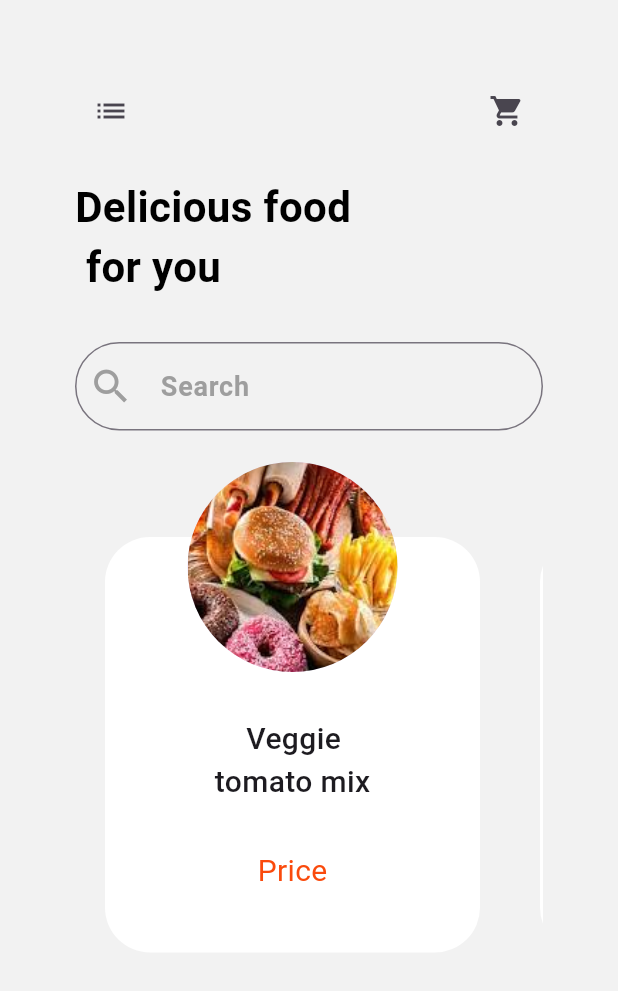
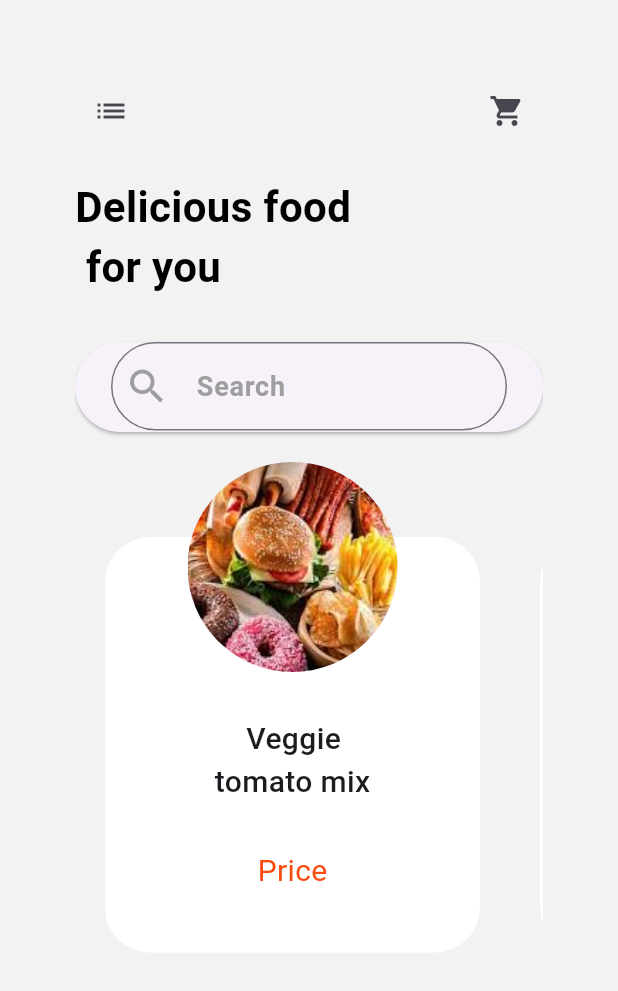
Before and after one commit to mahmoudabdalaty00/mobiles, a Flutter app: the MainScreen screen opened by its route, on a phone screen of 412 x 824 dp. Shown: the top 991 px of the screen. Run offline on Flutter 3.47's test engine with Material 3 defaults, Android fonts, the phone set to English and light mode, and no system bars; our stand-ins replace font_awesome_flutter, go_router.

```diff
--- a/lib/core/utils/app_route.dart
+++ b/lib/core/utils/app_route.dart
@@ -1,3 +1,4 @@
+import 'package:fruitsapp/features/Item_details_layer/Presenation/item_idatails_screen.dart';
 import 'package:fruitsapp/features/Login&SignUp/sign_up/signup.dart';
 import 'package:fruitsapp/features/Myprofile_layers/presentation/myprofile.dart';
 import 'package:fruitsapp/features/history_layers/presentation/historyscreen.dart';
@@ -5,17 +6,20 @@ import 'package:fruitsapp/features/Login&SignUp/layer2_login/log_in.dart';
 import 'package:fruitsapp/features/layer1-startedScreen/peresntation/views/statrt_page.dart';
 import 'package:fruitsapp/features/layer3_mainscreen/presentation/mainscreen3.dart';
 import 'package:fruitsapp/features/orders_layer/presentation/orders_screen.dart';
+import 'package:fruitsapp/features/search_screen/presentation/item_not_found/item_not_found.dart';
 import 'package:fruitsapp/features/search_screen/presentation/search_screen.dart';
 import 'package:go_router/go_router.dart';
 
 abstract class AppRouter {
-  static const kloginRoute = '/LoginScreen2';
+  static const loginRoute = '/LoginScreen2';
   static const kMainScreen = '/MainScreen3';
   static const kHistory = '/HistoryScreen';
   static const kOrders = '/OrdersScreen';
   static const kSignUp = '/SignUp';
   static const kSearchPage = '/SearchPage';
   static const kMyProfile = '/MyProfile';
+  static const kItemDetails = '/ItemDetails';
+  static const kItemNotFOund = '/ItemNotFOund';
 
   static final router = GoRouter(routes: [
     GoRoute(
@@ -23,7 +27,7 @@ abstract class AppRouter {
       builder: (context, state) => const StartedPage(),
     ),
     GoRoute(
-      path: kloginRoute,
+      path: loginRoute,
       builder: (context, state) => const LoginScreen(),
     ),
     GoRoute(
@@ -50,5 +54,13 @@ abstract class AppRouter {
       path: kMyProfile,
       builder: (context, state) => const MyProfileScreen(),
     ),
+    GoRoute(
+      path: kItemDetails,
+      builder: (context, state) => const ItemDetailsScreen(),
+    ),
+    GoRoute(
+      path: kItemNotFOund,
+      builder: (context, state) => const ItemNotFound(),
+    ),
   ]);
 }
--- a/lib/features/Login&SignUp/sign_up/signupbody.dart
+++ b/lib/features/Login&SignUp/sign_up/signupbody.dart
@@ -47,7 +47,7 @@ class SignUpBody extends StatelessWidget {
                       GestureDetector(
                         onTap: () {
                           GoRouter.of(context).push(
-                            AppRouter.kloginRoute,
+                            AppRouter.loginRoute,
                           );
                         },
                         child: const Text(
--- a/lib/features/layer3_mainscreen/presentation/mainscreenbody.dart
+++ b/lib/features/layer3_mainscreen/presentation/mainscreenbody.dart
@@ -36,12 +36,15 @@ class MainScreenBody extends StatelessWidget {
             const SizedBox(
               height: 30,
             ),
-            GestureDetector(
-              onTap: () {
-                GoRouter.of(context).push(AppRouter.kSearchPage);
-              },
-              child: const SearchForm(),
-            ),
+            ElevatedButton(
+                onPressed: () {
+                  GoRouter.of(context).push(
+                    AppRouter.kItemNotFOund,
+                  );
+                },
+                child: const Expanded(
+                  child: SearchForm(),
+                )),
             const SizedBox(
               height: 70,
             ),
@@ -52,12 +55,18 @@ class MainScreenBody extends StatelessWidget {
                 itemCount: 20,
                 scrollDirection: Axis.horizontal,
                 itemBuilder: ((context, index) {
-                  return const SizedBox(
+                  return SizedBox(
                     child: Padding(
-                      padding: EdgeInsets.symmetric(
+                      padding: const EdgeInsets.symmetric(
                         horizontal: 20,
                       ),
-                      child: ItemShow(),
+                      child: GestureDetector(
+                          onTap: () {
+                            GoRouter.of(context).push(
+                              AppRouter.kItemDetails,
+                            );
+                          },
+                          child: const ItemShow()),
                     ),
                   );
                 }),
--- a/lib/features/widgets/startWidgets/custom_button.dart
+++ b/lib/features/widgets/startWidgets/custom_button.dart
@@ -17,7 +17,7 @@ class CustomButton extends StatelessWidget {
         ),
         onPressed: () {
           GoRouter.of(context).push(
-            AppRouter.kloginRoute,
+            AppRouter.loginRoute,
           );
         },
         child: const Text(
```
Also changed, not shown: lib/features/Item_details_layer/Presenation/item_details_body.dart (added, +122 -0 lines), lib/features/Item_details_layer/Presenation/item_idatails_screen.dart (added, +11 -0 lines), lib/features/search_screen/presentation/item_not_found/item_not_found.dart (added, +11 -0 lines), lib/features/search_screen/presentation/item_not_found/item_not_found_body.dart (added, +10 -0 lines), lib/features/search_screen/presentation/search_screen_body.dart (+9 -1 lines), assets/image/food.png (added).
